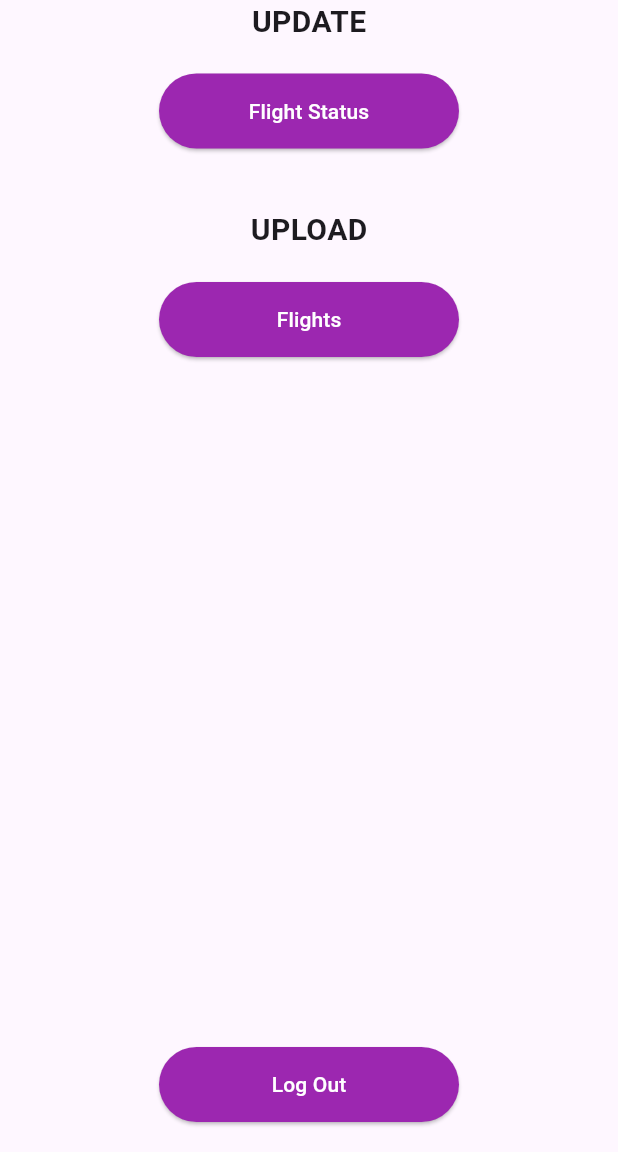
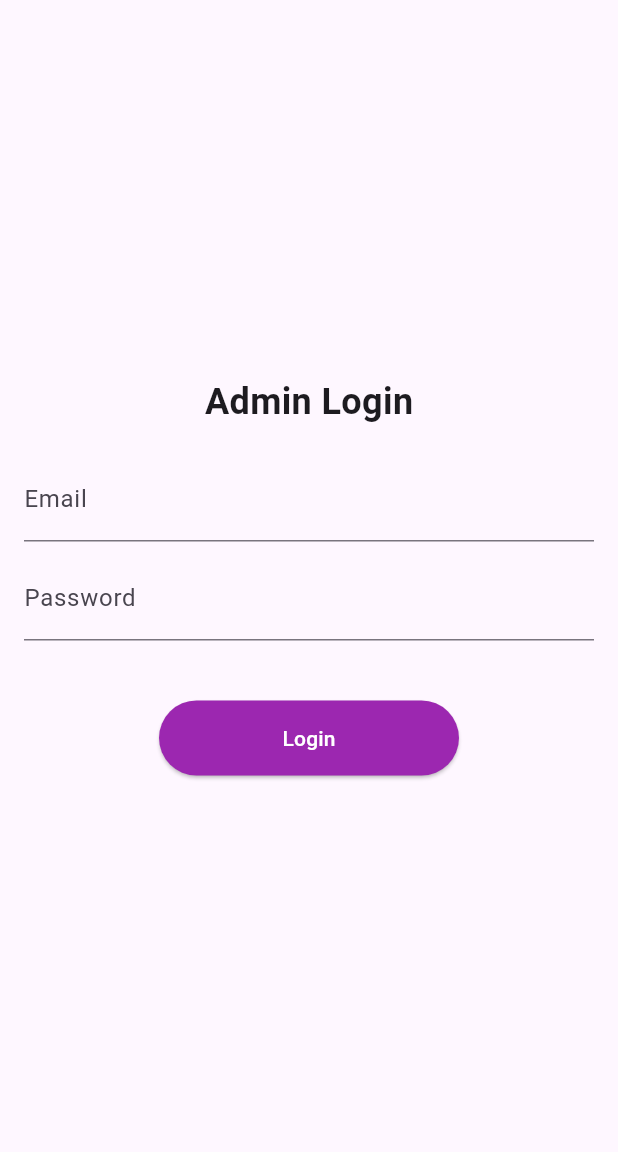
Before and after one commit to ErvinShawn/GoFly1, a Flutter app: the AdminButton screen opened directly, on a phone screen of 412 x 824 dp, the part 84-1236 px from its top. Run offline on Flutter 3.47's test engine with Material 3 defaults, Android fonts, the phone set to English and light mode, and no system bars; our stand-ins replace cloud_firestore, dio, firebase_auth, firebase_core; missing offline and left inert: flutter_stripe; accounts and stored records are empty.

Commit message:
Admin and booking modified

```diff
--- a/lib/admin.dart
+++ b/lib/admin.dart
@@ -1,79 +1,124 @@
 import 'package:flutter/material.dart';
-import 'adminfunctions.dart';
+import 'package:cloud_firestore/cloud_firestore.dart';
+import 'adminfunctions.dart'; // Your AdminPage
 
-class AdminButton extends StatelessWidget {
+class AdminButton extends StatefulWidget {
+  @override
+  _AdminButtonState createState() => _AdminButtonState();
+}
+
+class _AdminButtonState extends State<AdminButton> {
+  final TextEditingController _emailController = TextEditingController();
+  final TextEditingController _passwordController = TextEditingController();
+  bool isLoading = false;
+  String errorMessage = '';
+
+  Future<void> _loginAndCheckAdmin() async {
+  setState(() {
+    isLoading = true;
+    errorMessage = '';
+  });
+
+  String email = _emailController.text;
+  String password = _passwordController.text;
+
+  try {
+    // Check Firestore collection 'users' for matching email and password
+    QuerySnapshot querySnapshot = await FirebaseFirestore.instance
+        .collection('users')
+        .where('email', isEqualTo: email)
+        .where('password', isEqualTo: password)
+        .limit(1)
+        .get();
+
+    if (querySnapshot.docs.isNotEmpty) {
+      var userDoc = querySnapshot.docs.first.data() as Map<String, dynamic>?;
+
+      // Null safety check for 'userDoc' and 'is_admin'
+      if (userDoc != null && userDoc['is_admin'] == true) {
+        Navigator.push(
+          context,
+          MaterialPageRoute(builder: (context) => AdminPage()),
+        );
+      } else {
+        setState(() {
+          errorMessage = 'Access Denied: Not an Admin';
+        });
+      }
+    } else {
+      setState(() {
+        errorMessage = 'Invalid Email or Password';
+      });
+    }
+  } catch (e) {
+    setState(() {
+      errorMessage = 'Error: ${e.toString()}';
+    });
+  }
+
+  setState(() {
+    isLoading = false;
+  });
+}
+
+
   @override
   Widget build(BuildContext context) {
     return Scaffold(
       appBar: AppBar(
         title: Text('GoFly'),
+        centerTitle: true,
         backgroundColor: Colors.transparent,
         flexibleSpace: Image(
           image: AssetImage('assets/goflybg.jpg'),
           fit: BoxFit.cover,
         ),
-        centerTitle: true,
       ),
       body: Center(
+        child: Padding(
+          padding: const EdgeInsets.all(16.0),
           child: Column(
             mainAxisAlignment: MainAxisAlignment.center,
             children: [
               Text(
-              'UPDATE',
-              style: TextStyle(fontSize: 20, fontWeight: FontWeight.bold),
+                'Admin Login',
+                style: TextStyle(fontSize: 24, fontWeight: FontWeight.bold),
+              ),
+              SizedBox(height: 20),
+              TextField(
+                controller: _emailController,
+                decoration: InputDecoration(labelText: 'Email'),
+              ),
+              SizedBox(height: 10),
+              TextField(
+                controller: _passwordController,
+                decoration: InputDecoration(labelText: 'Password'),
+                obscureText: true,
+              ),
+              SizedBox(height: 20),
+              if (errorMessage.isNotEmpty)
+                Text(
+                  errorMessage,
+                  style: TextStyle(color: Colors.red),
                 ),
               SizedBox(height: 20),
               ElevatedButton(
-              onPressed: () {
-                Navigator.push(
-                  context,
-                  MaterialPageRoute(builder: (context) => AdminPage()),
-                );
-              },
+                onPressed: isLoading ? null : _loginAndCheckAdmin,
                 style: ElevatedButton.styleFrom(
                   minimumSize: Size(200, 50),
                   backgroundColor: Colors.purple,
                 ),
-              child: const Text(
-                'Flight Status',
+                child: isLoading
+                    ? CircularProgressIndicator(
+                        color: Colors.white,
+                      )
+                    : Text(
+                        'Login',
                         style: TextStyle(color: Colors.white),
                       ),
               ),
-            const SizedBox(height: 40),
-            const Text(
-              'UPLOAD',
-              style: TextStyle(fontSize: 20, fontWeight: FontWeight.bold),
+            ],
           ),
-            SizedBox(height: 20),
-            ElevatedButton(
-              onPressed: () {
-                Navigator.pushNamed(context, '/flights');
-              },
-              style: ElevatedButton.styleFrom(
-                minimumSize: Size(200, 50),
-                backgroundColor: Colors.purple,
-              ),
-              child: const Text(
-                'Flights',
-                style: TextStyle(color: Colors.white),
-              ),
-            ),
-            Spacer(),
-            ElevatedButton(
-              onPressed: () {
-                Navigator.pushNamed(context, '/WelcomePage');
-              },
-              style: ElevatedButton.styleFrom(
-                minimumSize: Size(200, 50),
-                backgroundColor: Colors.purple,
-              ),
-              child: const Text(
-                'Log Out',
-                style: TextStyle(color: Colors.white),
-              ),
-            ),
-            SizedBox(height: 20),
-          ],
         ),
       ),
     );
--- a/lib/bookingdetails.dart
+++ b/lib/bookingdetails.dart
@@ -1,6 +1,7 @@
 import 'package:flutter/material.dart';
 import 'dart:math'; // For generating random Booking ID
 import 'package:cloud_firestore/cloud_firestore.dart';
+import 'package:firebase_auth/firebase_auth.dart';
 import 'payment.dart';
 
 class BookingPage extends StatefulWidget {
@@ -32,6 +33,7 @@ class BookingPage extends StatefulWidget {
 class _BookingPageState extends State<BookingPage> {
   final Random _random = Random();
   String _bookingId = '';
+  String? _userEmail;
   String? _selectedSeat;
   String? _selectedMeal;
   int _mealCount = 0;
@@ -40,16 +42,24 @@ class _BookingPageState extends State<BookingPage> {
   String? _selectedClass = 'Economy';
   final List<String> _availableSeats = ['1', '2', '3', '4', '5'];
 
-  @override
+    @override
   void initState() {
     super.initState();
     _bookingId = _generateBookingId();
-    //default price
+    _getUserEmail();  // Fetch the user email when the page loads
+    // Default ticket price
     _ticketPrice = widget.economyPrice;
   }
 
   String _generateBookingId() {
     return 'GF${_random.nextInt(1000000).toString().padLeft(6, '0')}';
+  }
+
+  Future<void> _getUserEmail() async {
+    User? user = FirebaseAuth.instance.currentUser;
+    setState(() {
+      _userEmail = user?.email;
+    });
   }
 
   int _calculateMealPrice() {
@@ -90,10 +100,17 @@ class _BookingPageState extends State<BookingPage> {
   }
 
   Future<void> _saveBooking() async {
+
+    if (_userEmail == null) {
+      ScaffoldMessenger.of(context).showSnackBar(
+        const SnackBar(content: Text('User not signed in. Please log in.')),
+      );
+      return;
+    }
+
     try {
       await FirebaseFirestore.instance.collection('Booking').add({
-        'bookingId': _bookingId,
-        'flightNumber': 'flight123',
+        'email': _userEmail,
         'flightName': widget.flightName,
         'source': widget.source,
         'destination': widget.destination,
@@ -105,7 +122,6 @@ class _BookingPageState extends State<BookingPage> {
         'totalAmount': _calculateTotalAmount(),
         'bookingDate': Timestamp.now(),
       });
-      // ignore: use_build_context_synchronously
       ScaffoldMessenger.of(context).showSnackBar(
         const SnackBar(content: Text('Booking saved successfully!')),
       );
```
Also changed, not shown: lib/adminfunctions.dart (+23 -42 lines), lib/dropdown.dart (+115 -33 lines). Lines whose indentation alone changed are shown as unchanged.
